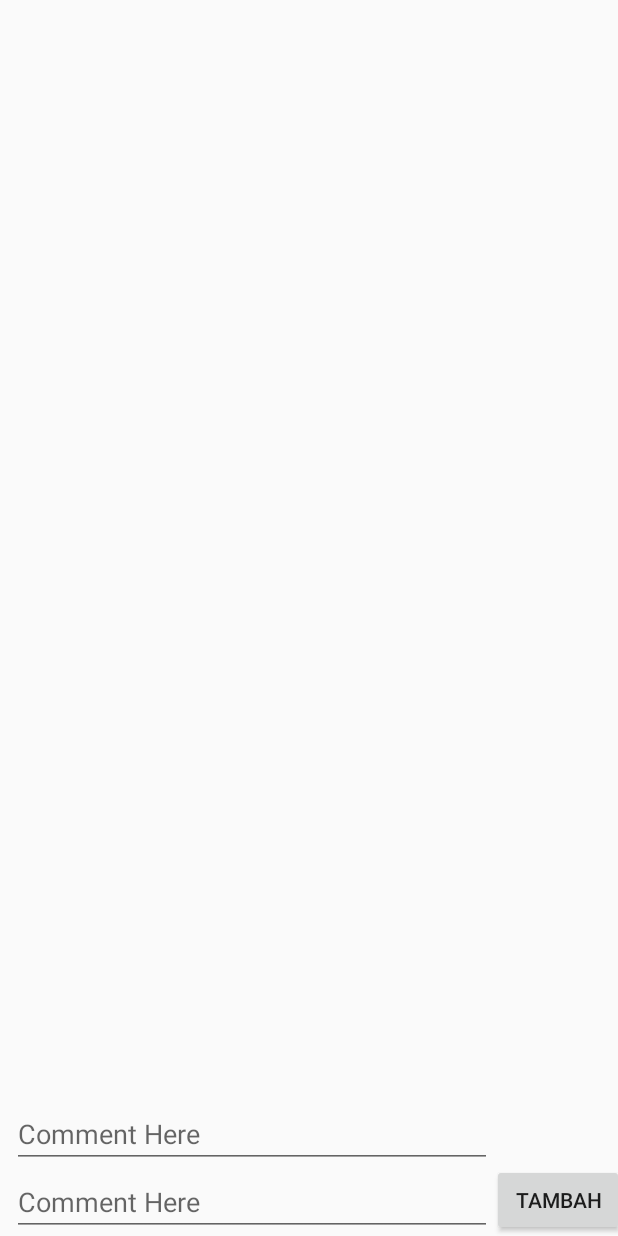
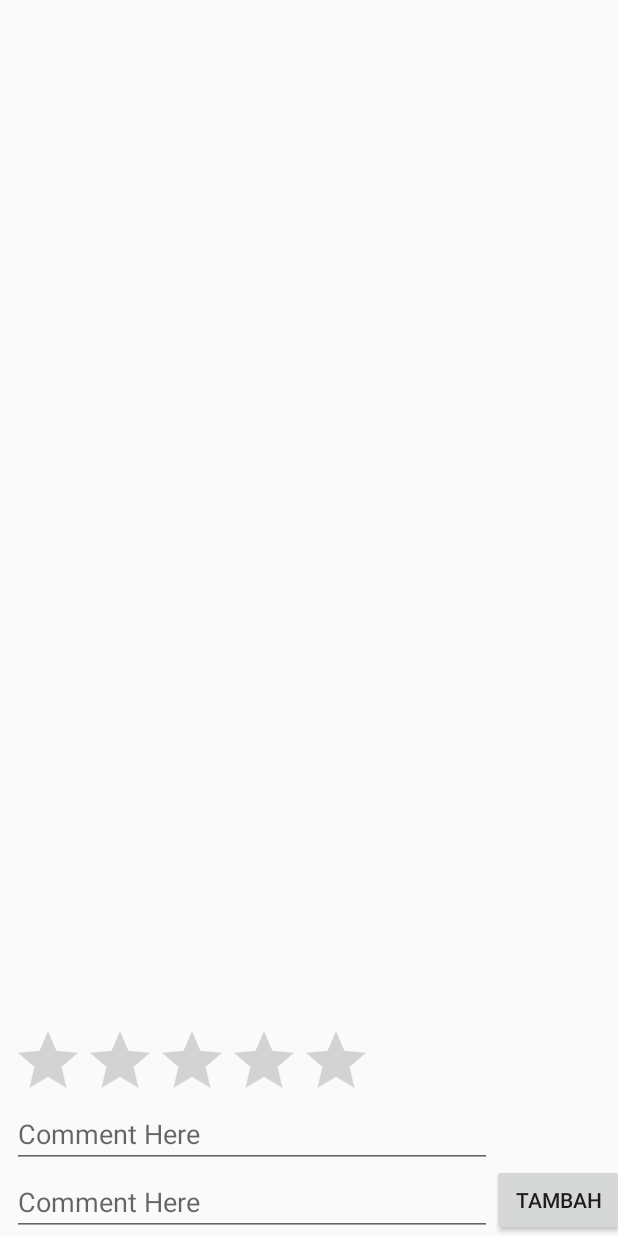
Before and after one commit to Gintinks/FIU, an Android app: the layout movie_comment.xml on its own in the app's theme, with its tools: preview values and no code run, on a phone screen of 412 x 824 dp. Run offline under Robolectric (Android 15) with nearby library versions, the phone set to English and light mode, and no system bars.

Commit message:
tambah rating score

```diff
--- a/app/src/main/res/layout/movie_comment.xml
+++ b/app/src/main/res/layout/movie_comment.xml
@@ -10,9 +10,9 @@
         android:layout_width="match_parent"
         android:layout_height="0dp"
         android:layout_marginTop="8dp"
-        app:layout_constraintBottom_toTopOf="@id/et_nama"
+        app:layout_constraintBottom_toTopOf="@+id/ratingBar"
         app:layout_constraintStart_toStartOf="parent"
-        app:layout_constraintTop_toTopOf="parent"/>
+        app:layout_constraintTop_toTopOf="parent" />
 
     <EditText
         android:id="@+id/et_nama"
@@ -20,12 +20,11 @@
         android:layout_height="wrap_content"
         android:layout_marginStart="8dp"
         android:layout_marginLeft="8dp"
-        android:layout_marginTop="4dp"
         android:ems="15"
         android:hint="Comment Here"
         android:inputType="textPersonName"
-        app:layout_constraintStart_toStartOf="parent"
-        app:layout_constraintBottom_toTopOf=" @id/et_comment_movie" />
+        app:layout_constraintBottom_toTopOf=" @id/et_comment_movie"
+        app:layout_constraintStart_toStartOf="parent" />
 
     <EditText
         android:id="@+id/et_comment_movie"
@@ -47,4 +46,14 @@
         android:text="Tambah"
         app:layout_constraintBottom_toBottomOf="parent"
         app:layout_constraintStart_toEndOf="@id/et_comment_movie" />
+
+    <RatingBar
+        android:id="@+id/ratingBar"
+        android:layout_width="237dp"
+        android:layout_height="50dp"
+        android:layout_marginStart="8dp"
+        android:layout_marginLeft="8dp"
+        android:layout_marginTop="4dp"
+        app:layout_constraintBottom_toTopOf="@+id/et_nama"
+        app:layout_constraintStart_toStartOf="parent" />
 </androidx.constraintlayout.widget.ConstraintLayout>
```
